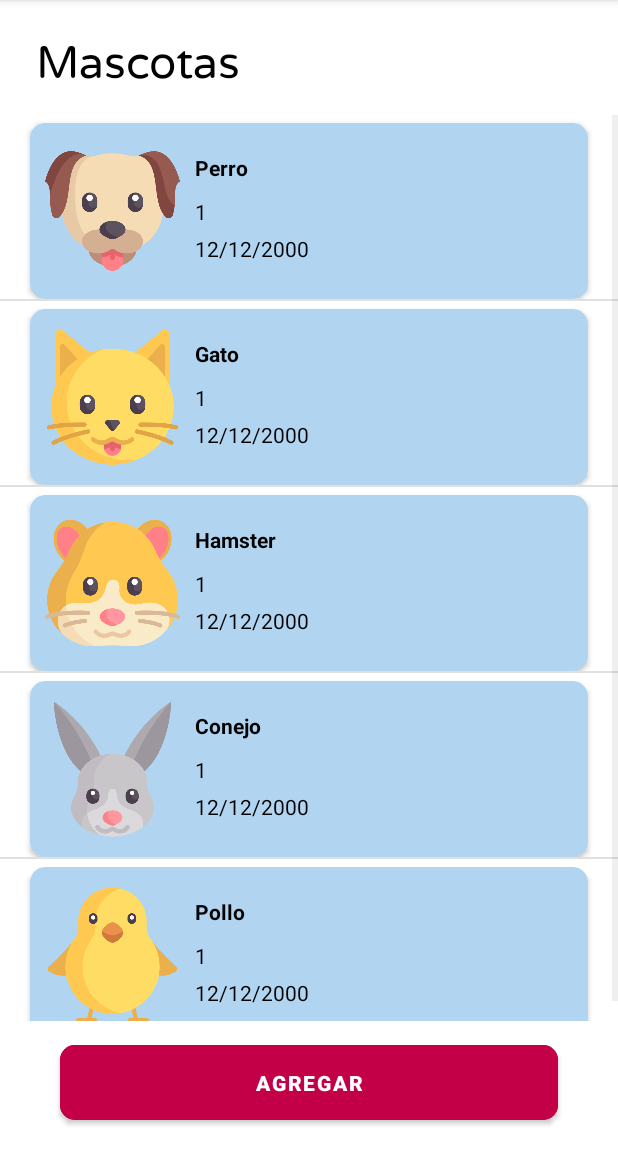
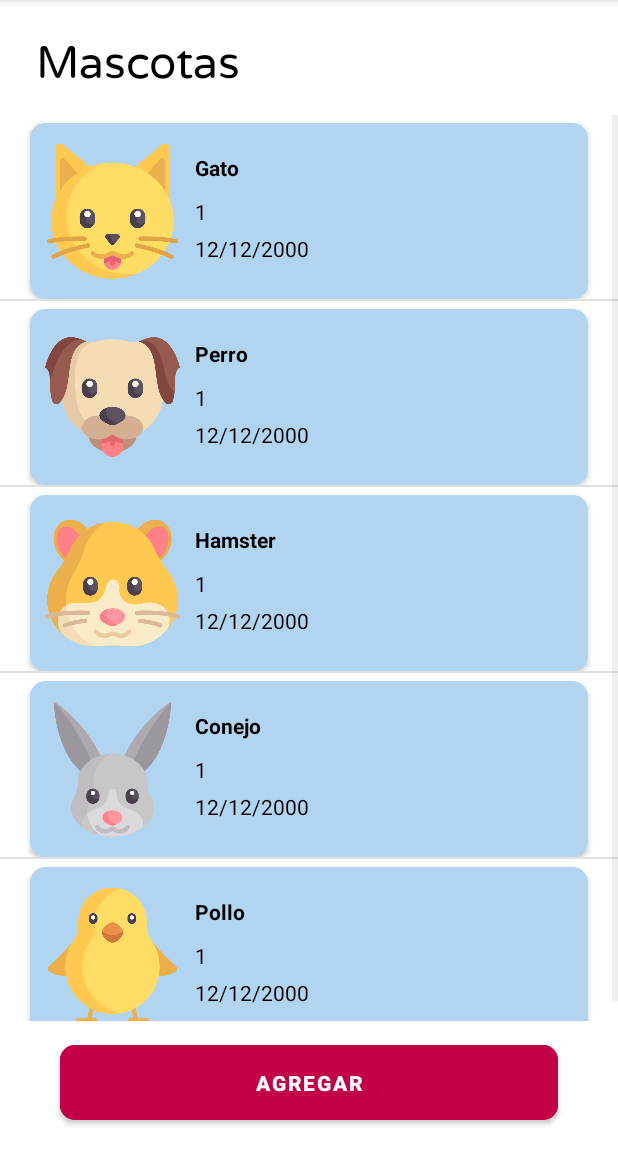
Before and after one commit to JCamiloRpo/AppNativa, an Android app: the MascotaActivity screen opened directly, with no data from a screen before it, on a phone screen of 412 x 824 dp, the part 84-1236 px from its top. Run offline under Robolectric (Android 15) with nearby library versions, the phone set to English and light mode, and no system bars.

Commit message:
Mascotas - List view v2

```diff
--- a/PetCare/app/src/main/java/com/example/petcare/MascotaActivity.java
+++ b/PetCare/app/src/main/java/com/example/petcare/MascotaActivity.java
@@ -1,11 +1,9 @@
 package com.example.petcare;
 
-import androidx.appcompat.app.ActionBar;
 import androidx.appcompat.app.AppCompatActivity;
 import android.content.Intent;
 import android.os.Bundle;
 import android.view.View;
-import android.widget.Adapter;
 import android.widget.Button;
 import android.widget.ListView;
 
@@ -39,18 +37,12 @@ public class MascotaActivity extends AppCompatActivity {
         ListView list = (ListView) findViewById(R.id.ListMascotas);
 
         //Consultar mascotas
-        ArrayList<MascotaView> mascotas = new ArrayList<>();
-        MascotaView prueba1 = new MascotaView(1,R.drawable.perro, "Perro", "1", "12/12/2000");
-        MascotaView prueba2 = new MascotaView(2,R.drawable.gato, "Gato", "1", "12/12/2000");
-        MascotaView prueba3 = new MascotaView(3,R.drawable.hamster, "Hamster", "1", "12/12/2000");
-        MascotaView prueba4 = new MascotaView(4,R.drawable.conejo, "Conejo", "1", "12/12/2000");
-        MascotaView prueba5 = new MascotaView(5,R.drawable.pollo, "Pollo", "1", "12/12/2000");
-
-        mascotas.add(prueba1);
-        mascotas.add(prueba2);
-        mascotas.add(prueba3);
-        mascotas.add(prueba4);
-        mascotas.add(prueba5);
+        ArrayList<MascotaItem> mascotas = new ArrayList<>();
+        mascotas.add(new MascotaItem(2,R.drawable.gato, "Gato", "1", "12/12/2000"));
+        mascotas.add(new MascotaItem(1,R.drawable.perro, "Perro", "1", "12/12/2000"));
+        mascotas.add(new MascotaItem(3,R.drawable.hamster, "Hamster", "1", "12/12/2000"));
+        mascotas.add(new MascotaItem(4,R.drawable.conejo, "Conejo", "1", "12/12/2000"));
+        mascotas.add(new MascotaItem(5,R.drawable.pollo, "Pollo", "1", "12/12/2000"));
 
         adapter = new MascotaAdapter(this, mascotas);
         list.setAdapter(adapter);
--- a/PetCare/app/src/main/java/com/example/petcare/MascotaAdapter.java
+++ b/PetCare/app/src/main/java/com/example/petcare/MascotaAdapter.java
@@ -8,16 +8,13 @@ import android.view.ViewGroup;
 import android.widget.BaseAdapter;
 import android.widget.ImageView;
 import android.widget.TextView;
-
-import org.w3c.dom.Text;
-
 import java.util.ArrayList;
 
 public class MascotaAdapter extends BaseAdapter {
     private Activity activity;
-    private ArrayList<MascotaView> items;
+    private ArrayList<MascotaItem> items;
 
-    public MascotaAdapter(Activity activity, ArrayList<MascotaView> items){
+    public MascotaAdapter(Activity activity, ArrayList<MascotaItem> items){
         this.activity = activity;
         this.items = items;
     }
@@ -26,14 +23,14 @@ public class MascotaAdapter extends BaseAdapter {
     public int getCount() { return items.size(); }
 
     @Override
-    public MascotaView getItem(int position) { return items.get(position); }
+    public MascotaItem getItem(int position) { return items.get(position); }
 
     @Override
     public long getItemId(int position) { return items.get(position).getIdMascota(); }
 
     @Override
     public View getView(int position, View convertView, ViewGroup parent) {
-        MascotaView item = items.get(position);
+        MascotaItem item = items.get(position);
 
         if(convertView == null){
             LayoutInflater inflater = (LayoutInflater) activity.getSystemService(Context.LAYOUT_INFLATER_SERVICE);
--- a/PetCare/app/src/main/java/com/example/petcare/MascotaView.java
+++ b/PetCare/app/src/main/java/com/example/petcare/MascotaItem.java
@@ -1,12 +1,12 @@
 package com.example.petcare;
 
-public class MascotaView {
+public class MascotaItem {
 
     private long idMascota;
     private int imagen;
     private String nombre, edad, vacuna;
 
-    public MascotaView(long idMascota, int imagen, String nombre, String edad, String vacuna) {
+    public MascotaItem(long idMascota, int imagen, String nombre, String edad, String vacuna) {
         this.idMascota = idMascota;
         this.imagen = imagen;
         this.nombre = nombre;
```
